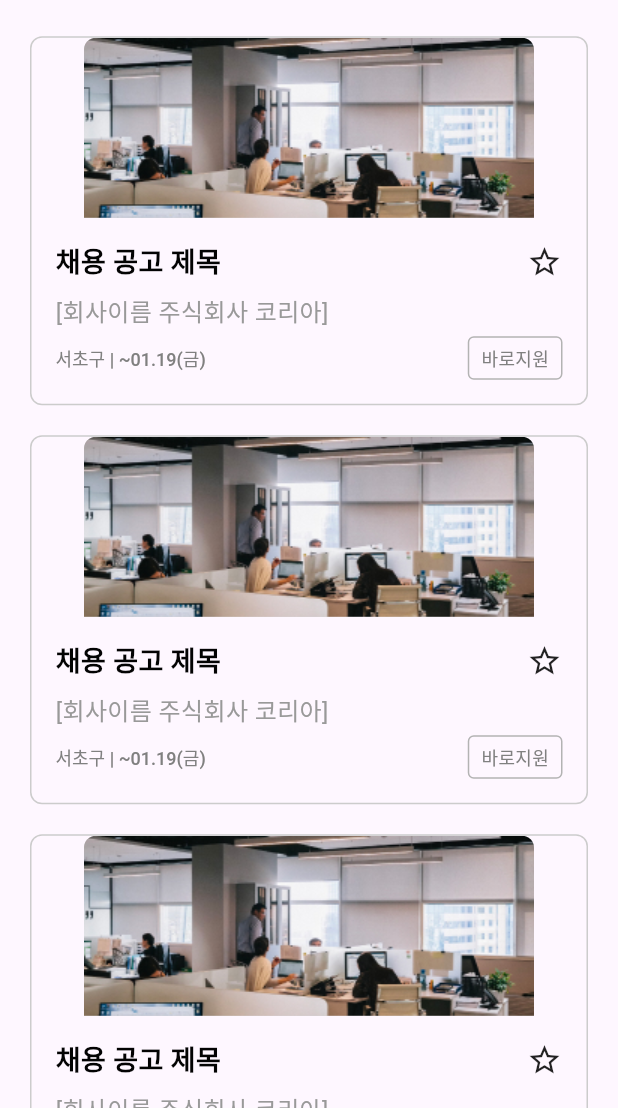
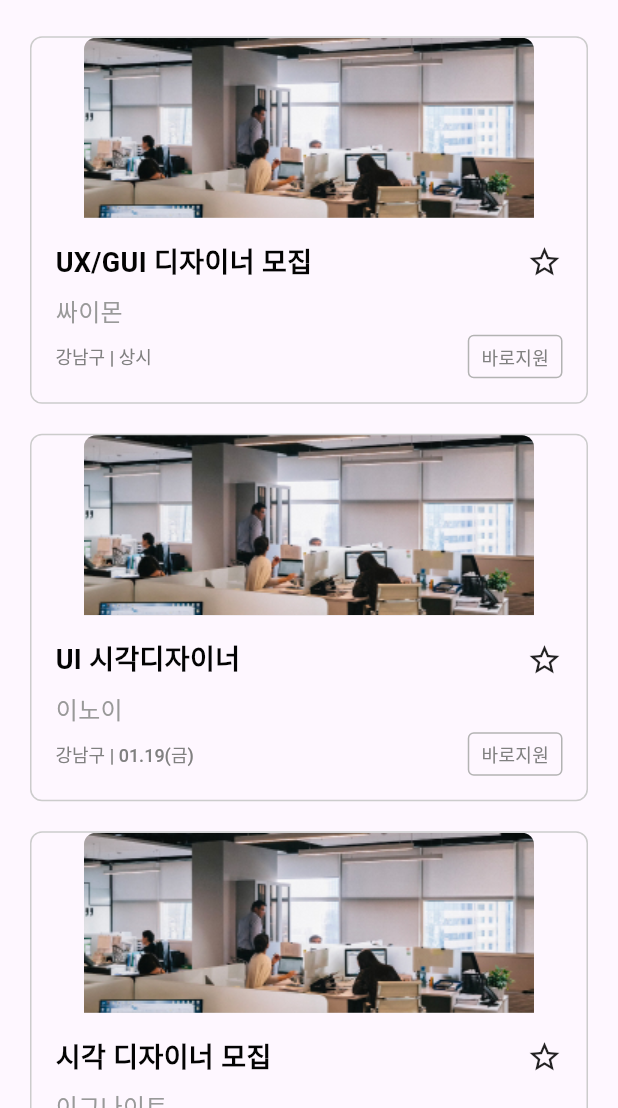
Before and after one commit to 9weeks-app-web/Team-6, a Flutter app: the MyCommunityPortfolioPage screen opened directly, after a tap on "채용 정보", after a tap on the "arrow forward ios" icon, on a phone screen of 412 x 824 dp, the part 128-1236 px from its top. Run offline on Flutter 3.47's test engine with Material 3 defaults, Android fonts, the phone set to English and light mode, and no system bars; our stand-ins replace dotted_border, equatable, file_picker, flutter_riverpod, flutter_svg, fluttertoast and 2 more; accounts and stored records are empty; Roboto replaces fonts that are missing (Pretendard).

```diff
--- a/lib/view/pages/community_pages/detail_pages/apply_page.dart
+++ b/lib/view/pages/community_pages/detail_pages/apply_page.dart
@@ -1,6 +1,6 @@
 import 'package:flutter/material.dart';
 import 'package:flutter_app/common.dart';
-import 'package:flutter_app/util/community/recruit_detail_data.dart';
+import 'package:flutter_app/util/dummy_data/recruit_detail_data.dart';
 import 'package:flutter_app/view/widgets/recruit_page_widgets/apply_floating_button.dart';
 import 'package:flutter_app/view/widgets/recruit_page_widgets/shade_color_box.dart';
 import 'package:flutter_app/view/widgets/recruit_page_widgets/text_button_with_icon.dart';
--- a/lib/view/pages/community_pages/detail_pages/recruit_detail_page.dart
+++ b/lib/view/pages/community_pages/detail_pages/recruit_detail_page.dart
@@ -1,6 +1,6 @@
 import 'package:flutter/material.dart';
 import 'package:flutter_app/common.dart';
-import 'package:flutter_app/util/community/recruit_detail_data.dart';
+import 'package:flutter_app/util/dummy_data/recruit_detail_data.dart';
 import 'package:flutter_app/view/widgets/recruit_page_widgets/detail_sections/company_info_section.dart';
 import 'package:flutter_app/view/widgets/recruit_page_widgets/detail_sections/recruit_description_section.dart';
 import 'package:flutter_app/view/widgets/recruit_page_widgets/detail_sections/recruit_recommand_section.dart';
--- a/lib/view/pages/community_pages/tab_pages/recruit_page.dart
+++ b/lib/view/pages/community_pages/tab_pages/recruit_page.dart
@@ -1,6 +1,6 @@
 import 'package:flutter/material.dart';
 import 'package:flutter_app/common.dart';
-import 'package:flutter_app/util/community/recruit_detail_data.dart';
+import 'package:flutter_app/util/dummy_data/recruit_detail_data.dart';
 import 'package:flutter_app/view/widgets/community_page_widgets/chip_widget.dart';
 import 'package:flutter_app/view/widgets/community_page_widgets/default_recruit_list.dart';
 import 'package:flutter_app/view/widgets/community_page_widgets/recruit_search_list.dart';
--- a/lib/view/widgets/my_community_widgets/my_community_club_widget.dart
+++ b/lib/view/widgets/my_community_widgets/my_community_club_widget.dart
@@ -1,6 +1,7 @@
 import 'package:flutter/cupertino.dart';
 import 'package:flutter/material.dart';
 import 'package:flutter_app/common.dart';
+import 'package:flutter_app/util/dummy_data/club_data.dart';
 import 'package:flutter_app/view/widgets/community_page_widgets/community_card_widget.dart';
 
 class MyCommunityClubWidget extends StatelessWidget {
@@ -22,13 +23,14 @@ class MyCommunityClubWidget extends StatelessWidget {
           physics: const NeverScrollableScrollPhysics(),
           padding: const EdgeInsets.symmetric(vertical: 12),
           shrinkWrap: true,
-          itemCount: 5,
+          itemCount: growthClubData.length,
           itemBuilder: (context, index) {
-            return const Padding(
-              padding: EdgeInsets.only(bottom: 20),
+            return Padding(
+              padding: const EdgeInsets.only(bottom: 20),
               child: CommunityCardWidget(
                 width: CardWidth.wMax,
                 type: CardType.free,
+                cardData: growthClubData[index],
               ),
             );
           },
--- a/lib/view/widgets/my_community_widgets/my_community_recruit_card_widget.dart
+++ b/lib/view/widgets/my_community_widgets/my_community_recruit_card_widget.dart
@@ -1,9 +1,15 @@
+// ignore_for_file: public_member_api_docs, sort_constructors_first
 import 'package:flutter/material.dart';
+
 import 'package:flutter_app/common.dart';
 import 'package:flutter_app/view/widgets/community_page_widgets/chip_widget.dart';
 
 class MyCommunityRecruitCardWidget extends StatelessWidget {
-  const MyCommunityRecruitCardWidget({super.key});
+  final Map<String, dynamic>? recruitData;
+  const MyCommunityRecruitCardWidget({
+    Key? key,
+    this.recruitData,
+  }) : super(key: key);
 
   @override
   Widget build(BuildContext context) {
@@ -75,7 +81,7 @@ class MyCommunityRecruitCardWidget extends StatelessWidget {
                 crossAxisAlignment: CrossAxisAlignment.start,
                 children: [
                   Text(
-                    '채용 공고 제목',
+                    recruitData!['title'],
                     style: DesignTextStyle(
                             style: DesignStyle.Label_2_SemiBold,
                             color: DesignColor.Neutral)
@@ -86,7 +92,7 @@ class MyCommunityRecruitCardWidget extends StatelessWidget {
                   ),
                   Text(
                     overflow: TextOverflow.ellipsis,
-                    '[회사이름 주식회사 코리아]UX디자이너 모',
+                    '[${recruitData!['companyName']}]-${recruitData!['title']}',
                     style: DesignTextStyle(
                             style: DesignStyle.Label_2_Regular,
                             color: DesignColor.Neutral.shade40)
--- a/lib/view/widgets/my_community_widgets/my_community_recruit_detail_widget.dart
+++ b/lib/view/widgets/my_community_widgets/my_community_recruit_detail_widget.dart
@@ -1,5 +1,6 @@
 import 'package:flutter/material.dart';
 import 'package:flutter_app/common.dart';
+import 'package:flutter_app/util/dummy_data/recruit_detail_data.dart';
 import 'package:flutter_app/view/widgets/recruit_page_widgets/recruit_card_widget.dart';
 import 'package:flutter_app/viewmodel/my_community_page_viewmodel/my_community_page_notifier.dart';
 import 'package:flutter_riverpod/flutter_riverpod.dart';
@@ -42,11 +43,12 @@ class MyCommunityRecruitDetailWidget extends ConsumerWidget {
         ListView.builder(
           physics: const NeverScrollableScrollPhysics(),
           shrinkWrap: true,
-          itemCount: 5,
+          itemCount: recruitDetailData.length,
           itemBuilder: (context, index) {
-            return const Padding(
-              padding: EdgeInsets.only(bottom: 20.0),
+            return Padding(
+              padding: const EdgeInsets.only(bottom: 20.0),
               child: RecruitCardWidget(
+                recruitData: recruitDetailData[index],
                 type: CardType.maximum,
               ),
             );
--- a/lib/view/widgets/my_community_widgets/my_community_recruit_widget.dart
+++ b/lib/view/widgets/my_community_widgets/my_community_recruit_widget.dart
@@ -1,5 +1,6 @@
 import 'package:flutter/material.dart';
 import 'package:flutter_app/common.dart';
+import 'package:flutter_app/util/dummy_data/recruit_detail_data.dart';
 import 'package:flutter_app/view/widgets/my_community_widgets/my_community_recruit_card_widget.dart';
 import 'package:flutter_app/view/widgets/my_community_widgets/my_community_recruit_resume_widget.dart';
 import 'package:flutter_app/view/widgets/recruit_page_widgets/recruit_card_widget.dart';
@@ -40,11 +41,12 @@ class MyCommunityRecruitWidget extends ConsumerWidget {
           height: 206,
           child: ListView.builder(
             scrollDirection: Axis.horizontal,
-            itemCount: 5,
+            itemCount: recruitDetailData.length,
             itemBuilder: (context, index) {
-              return const Padding(
-                padding: EdgeInsets.only(right: 10.0),
+              return Padding(
+                padding: const EdgeInsets.only(right: 10.0),
                 child: RecruitCardWidget(
+                  recruitData: recruitDetailData[index],
                   type: CardType.minimum,
                 ),
               );
@@ -82,12 +84,14 @@ class MyCommunityRecruitWidget extends ConsumerWidget {
             scrollDirection: Axis.horizontal,
             itemCount: 5,
             itemBuilder: (context, index) {
-              return const Padding(
-                padding: EdgeInsets.only(right: 16),
+              return Padding(
+                padding: const EdgeInsets.only(right: 16),
                 child: SizedBox(
                   height: 194,
                   width: 300,
-                  child: MyCommunityRecruitCardWidget(),
+                  child: MyCommunityRecruitCardWidget(
+                    recruitData: recruitDetailData[index],
+                  ),
                 ),
               );
             },
```
Also changed, not shown: lib/view/widgets/my_community_widgets/my_community_recruit_apply_widget.dart (+6 -3 lines), lib/view/widgets/portfolio_widgets/portfolio_card_widget.dart (+11 -10 lines), lib/util/dummy_data/recruit_detail_data.dart (renamed from lib/util/community/recruit_detail_data.dart).
